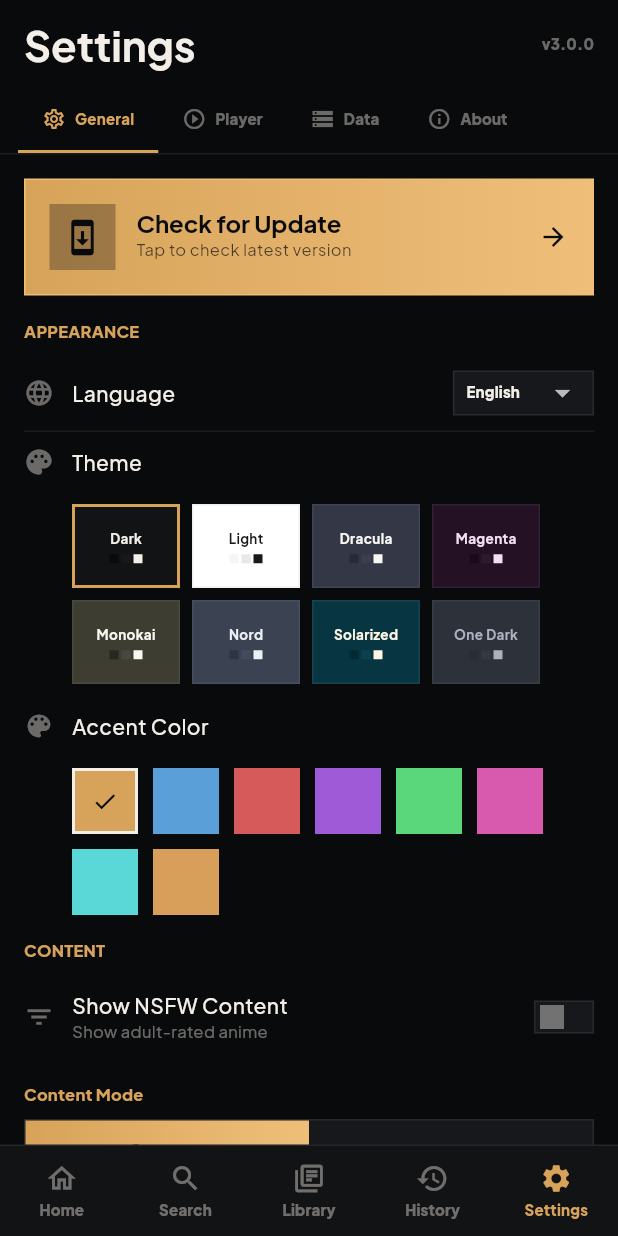
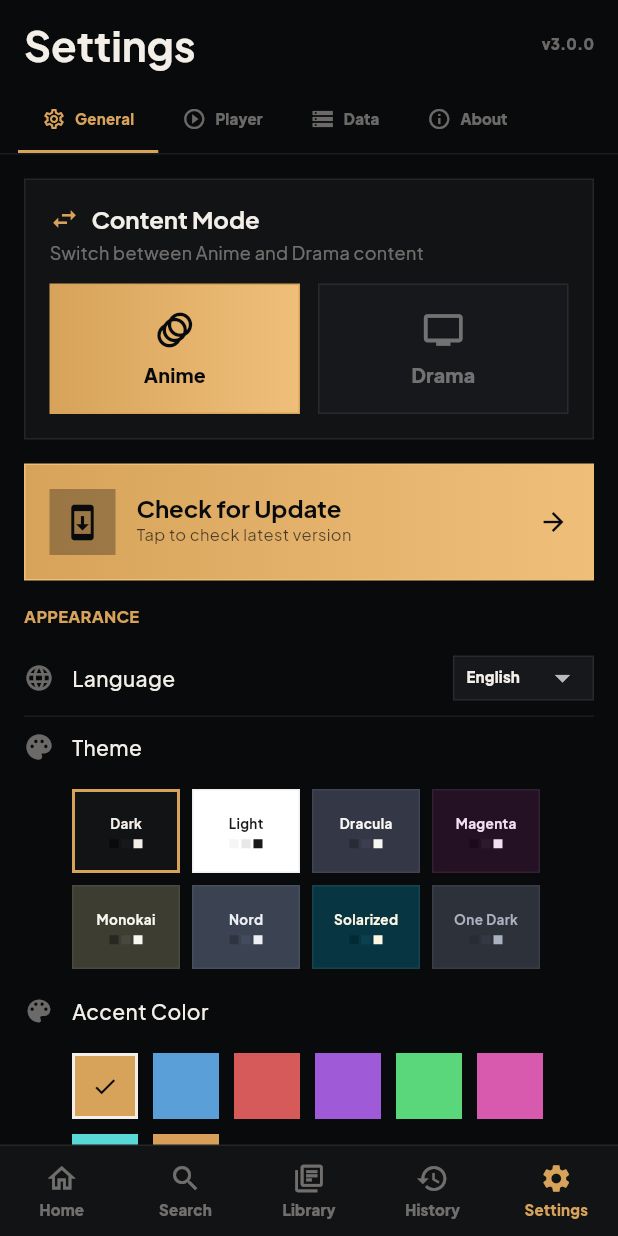
Before and after one commit to keiz7en/AnimoBox-Flutter, a Flutter app: the screen it shows after launch, item 5 of the bottom bar chosen, on a phone screen of 412 x 824 dp. Run offline on Flutter 3.47's test engine with Material 3 defaults, Android fonts, the phone set to English and light mode, and no system bars; our stand-ins replace cached_network_image, google_fonts, open_file, package_info_plus, shared_preferences, wakelock_plus; missing offline and left inert: media_kit, media_kit_video; network calls fail.

Commit message:
Fix drama 'No Drama Found' - use search API instead of broken client-rendered explore page; improve Content Mode switch visibility at top of settings

```diff
--- a/lib/pages/settings.dart
+++ b/lib/pages/settings.dart
@@ -710,6 +710,8 @@ class _SettingsPageState extends State<SettingsPage> {
     return Column(
       crossAxisAlignment: CrossAxisAlignment.start,
       children: [
+        _buildContentModeCard(),
+        const SizedBox(height: 16),
         _buildUpdateCard(),
         const SizedBox(height: 16),
         _sectionTitle(L10n.t('appearance')),
@@ -729,22 +731,35 @@ class _SettingsPageState extends State<SettingsPage> {
         _settingRow(icon: Icons.filter_list, title: L10n.t('nsfwFilter'),
           subtitle: L10n.t('nsfwSubtitle'),
           trailing: _buildToggle(value: _nsfwFilter, onChanged: (v) { setState(() => _nsfwFilter = v); _save('nsfwFilter', v); })),
-        const SizedBox(height: 16),
-        _sectionTitle('Content Mode'),
-        const SizedBox(height: 8),
-        _buildModeSwitch(),
       ],
     );
   }
 
-  Widget _buildModeSwitch() {
+  Widget _buildContentModeCard() {
     final isAnime = _appMode == 'anime';
     return Container(
+      padding: const EdgeInsets.all(16),
       decoration: BoxDecoration(
-        color: NipahColors.surface2,
+        color: NipahColors.surface,
         border: Border.all(color: NipahColors.lineSoft),
       ),
-      child: Row(
+      child: Column(
+        crossAxisAlignment: CrossAxisAlignment.start,
+        children: [
+          Row(
+            children: [
+              Icon(Icons.swap_horiz, color: NipahColors.gold, size: 20),
+              const SizedBox(width: 8),
+              Text('Content Mode', style: NipahTheme.heading(size: 16)),
+            ],
+          ),
+          const SizedBox(height: 4),
+          Text(
+            'Switch between Anime and Drama content',
+            style: NipahTheme.body(size: 12, color: NipahColors.textDim),
+          ),
+          const SizedBox(height: 12),
+          Row(
             children: [
               Expanded(
                 child: GestureDetector(
@@ -752,45 +767,50 @@ class _SettingsPageState extends State<SettingsPage> {
                     setState(() => _appMode = 'anime');
                     _save('appMode', 'anime');
                   },
-              child: Container(
-                padding: const EdgeInsets.symmetric(vertical: 14),
+                  child: AnimatedContainer(
+                    duration: const Duration(milliseconds: 200),
+                    padding: const EdgeInsets.symmetric(vertical: 16),
                     decoration: BoxDecoration(
                       gradient: isAnime ? LinearGradient(colors: [NipahColors.gold, NipahColors.goldStrong]) : null,
-                  color: isAnime ? null : Colors.transparent,
+                      color: isAnime ? null : NipahColors.surface2,
+                      border: Border.all(color: isAnime ? NipahColors.gold : NipahColors.lineSoft),
                     ),
-                child: Row(
-                  mainAxisAlignment: MainAxisAlignment.center,
+                    child: Column(
                       children: [
-                    Icon(Icons.animation, size: 18, color: isAnime ? NipahColors.bg : NipahColors.textDim),
-                    const SizedBox(width: 8),
-                    Text('Anime', style: NipahTheme.label(size: 12, color: isAnime ? NipahColors.bg : NipahColors.textDim)),
+                        Icon(Icons.animation, size: 28, color: isAnime ? NipahColors.bg : NipahColors.textDim),
+                        const SizedBox(height: 6),
+                        Text('Anime', style: NipahTheme.label(size: 13, color: isAnime ? NipahColors.bg : NipahColors.textDim)),
                       ],
                     ),
                   ),
                 ),
               ),
+              const SizedBox(width: 12),
               Expanded(
                 child: GestureDetector(
                   onTap: () {
                     setState(() => _appMode = 'drama');
                     _save('appMode', 'drama');
                   },
-              child: Container(
-                padding: const EdgeInsets.symmetric(vertical: 14),
+                  child: AnimatedContainer(
+                    duration: const Duration(milliseconds: 200),
+                    padding: const EdgeInsets.symmetric(vertical: 16),
                     decoration: BoxDecoration(
                       gradient: !isAnime ? LinearGradient(colors: [NipahColors.gold, NipahColors.goldStrong]) : null,
-                  color: !isAnime ? null : Colors.transparent,
+                      color: !isAnime ? null : NipahColors.surface2,
+                      border: Border.all(color: !isAnime ? NipahColors.gold : NipahColors.lineSoft),
                     ),
-                child: Row(
-                  mainAxisAlignment: MainAxisAlignment.center,
+                    child: Column(
                       children: [
-                    Icon(Icons.tv, size: 18, color: !isAnime ? NipahColors.bg : NipahColors.textDim),
-                    const SizedBox(width: 8),
-                    Text('Drama', style: NipahTheme.label(size: 12, color: !isAnime ? NipahColors.bg : NipahColors.textDim)),
+                        Icon(Icons.tv, size: 28, color: !isAnime ? NipahColors.bg : NipahColors.textDim),
+                        const SizedBox(height: 6),
+                        Text('Drama', style: NipahTheme.label(size: 13, color: !isAnime ? NipahColors.bg : NipahColors.textDim)),
                       ],
                     ),
                   ),
                 ),
+              ),
+            ],
           ),
         ],
       ),
```
Also changed, not shown: lib/drama_api.dart (+30 -78 lines). Lines whose indentation alone changed are shown as unchanged.
